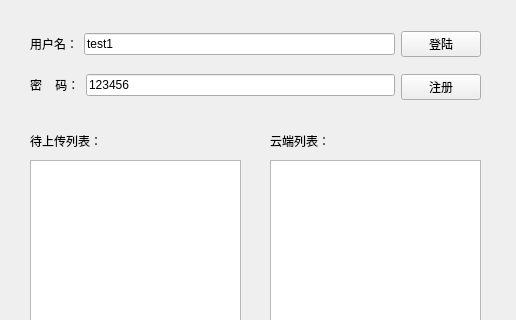
Above: mainwindow.ui from lql-v/client before the change; both pictures show x 0 to 516 and y 0 to 320 of the 516 by 461 pixel window. Below: the same form after it.
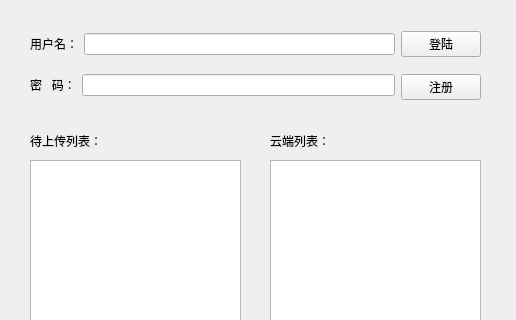
That is the form after the change.

What changed in the file:
```diff
--- a/mainwindow.ui
+++ b/mainwindow.ui
@@ -77,7 +77,7 @@
          <item>
           <widget class="QLineEdit" name="lineEditUserName">
            <property name="text">
-            <string>test1</string>
+            <string/>
            </property>
           </widget>
          </item>
@@ -88,7 +88,7 @@
          <item>
           <widget class="QLabel" name="label_2">
            <property name="text">
-            <string>密    码：</string>
+            <string>密   码：</string>
            </property>
           </widget>
          </item>
@@ -98,7 +98,7 @@
             <string/>
            </property>
            <property name="text">
-            <string>123456</string>
+            <string/>
            </property>
           </widget>
          </item>
```
